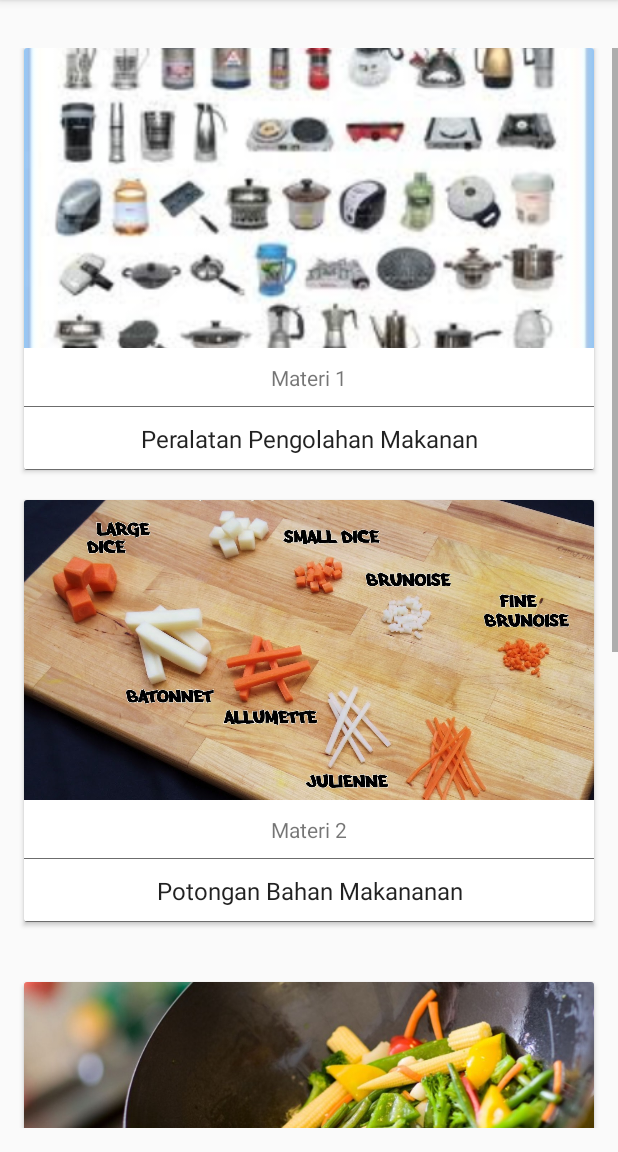
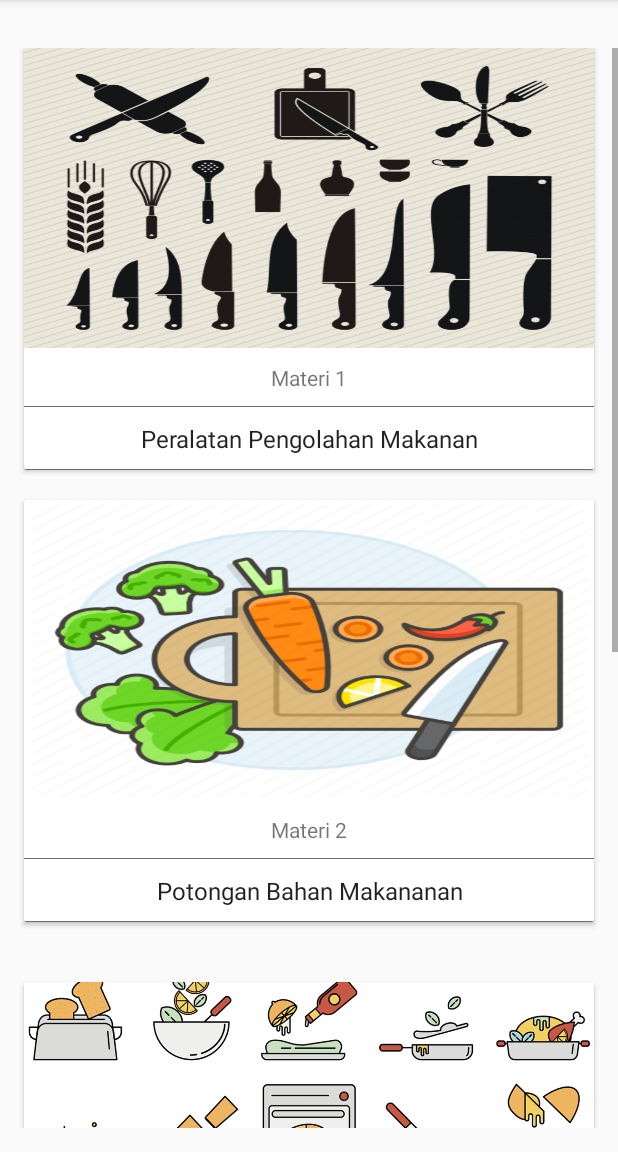
Before and after one commit to diannoery/E-Modul, an Android app: the fragment GalleryFragment shown on its own in the app's theme, on a phone screen of 412 x 824 dp, the part 84-1236 px from its top. Run offline under Robolectric (Android 15) with nearby library versions, the light colour scheme and no system bars.

Commit message:
update gambar materi

```diff
--- a/app/src/main/java/com/example/mediapembelajaran/ui/materi/petunjuk/PetunjukKegiatanFragment.kt
+++ b/app/src/main/java/com/example/mediapembelajaran/ui/materi/petunjuk/PetunjukKegiatanFragment.kt
@@ -30,7 +30,7 @@ class PetunjukKegiatanFragment : Fragment() {
         textView55.text= "Petunjuk Kegiatan Belajar"
         textView56.text= " Kegiatan belajar pada materi ini terdiri dari 6 (enam) sintak/langkah pembelajaran."
         textView57.text= " Ikutilah langkah-langkah pembelajaran secara berurutan dimulai dari langkah 1 sampai dengan 6."
-        textView58.text= " Kerjakanlah setiap tugas yang ada dalam kegiatan pembelajaran secara berurutan sesuai dengan langkah pembelajaran dan buatlah ke dalam bentuk file document yang dapat diunggah pada link berikut ini:"
+        textView58.text= " Kerjakanlah setiap tugas yang ada dalam kegiatan pembelajaran secara berurutan sesuai dengan langkah pembelajaran dan buatlah ke dalam bentuk file document."
         textView59.text= " Selamat Belajar!"
     }
 }
--- a/app/src/main/res/layout/fragment_gallery.xml
+++ b/app/src/main/res/layout/fragment_gallery.xml
@@ -37,8 +37,8 @@
                         android:id="@+id/imageView3"
                         android:layout_width="match_parent"
                         android:layout_height="200dp"
-                        android:scaleType="centerCrop"
-                        android:src="@drawable/alatmasak" />
+                        android:scaleType="fitXY"
+                        android:src="@drawable/materi4" />
 
                     <TextView
                         android:id="@+id/materisatu"
@@ -78,8 +78,8 @@
                         android:id="@+id/imageView4"
                         android:layout_width="match_parent"
                         android:layout_height="200dp"
-                        android:scaleType="centerCrop"
-                        android:src="@drawable/potongan" />
+                        android:scaleType="fitXY"
+                        android:src="@drawable/materi3" />
 
                     <TextView
                         android:id="@+id/materidua"
@@ -120,7 +120,7 @@
                         android:layout_width="match_parent"
                         android:layout_height="200dp"
                         android:scaleType="centerCrop"
-                        android:src="@drawable/cooking" />
+                        android:src="@drawable/materi2" />
 
                     <TextView
                         android:id="@+id/materitiga"
@@ -159,8 +159,8 @@
                         android:id="@+id/imageView6"
                         android:layout_width="match_parent"
                         android:layout_height="200dp"
-                        android:scaleType="centerCrop"
-                        android:src="@drawable/bumbu" />
+                        android:scaleType="fitCenter"
+                        android:src="@drawable/materi1" />
 
                     <TextView
                         android:id="@+id/materiempat"
```
Also changed, not shown: app/src/main/res/layout/fragment_home.xml (+6 -5 lines), app/src/main/res/drawable-v24/materi1.png (added), app/src/main/res/drawable-v24/materi2.png (added), app/src/main/res/drawable-v24/materi3.png (added), app/src/main/res/drawable-v24/materi4.jpg (added), 1 other file.
